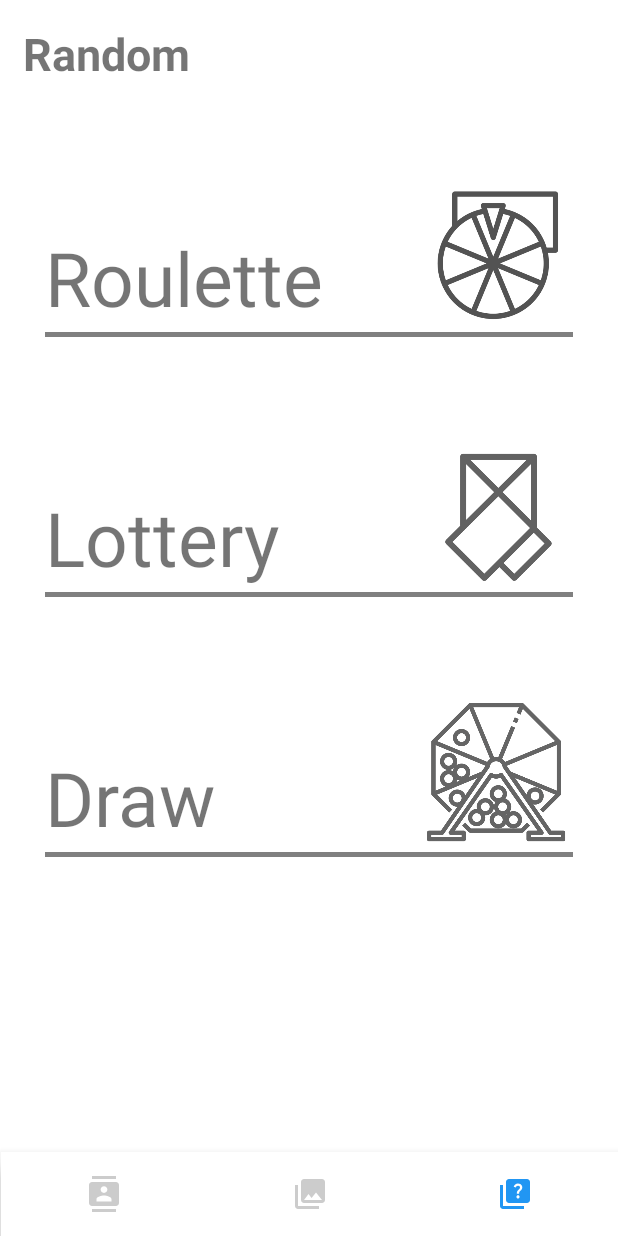
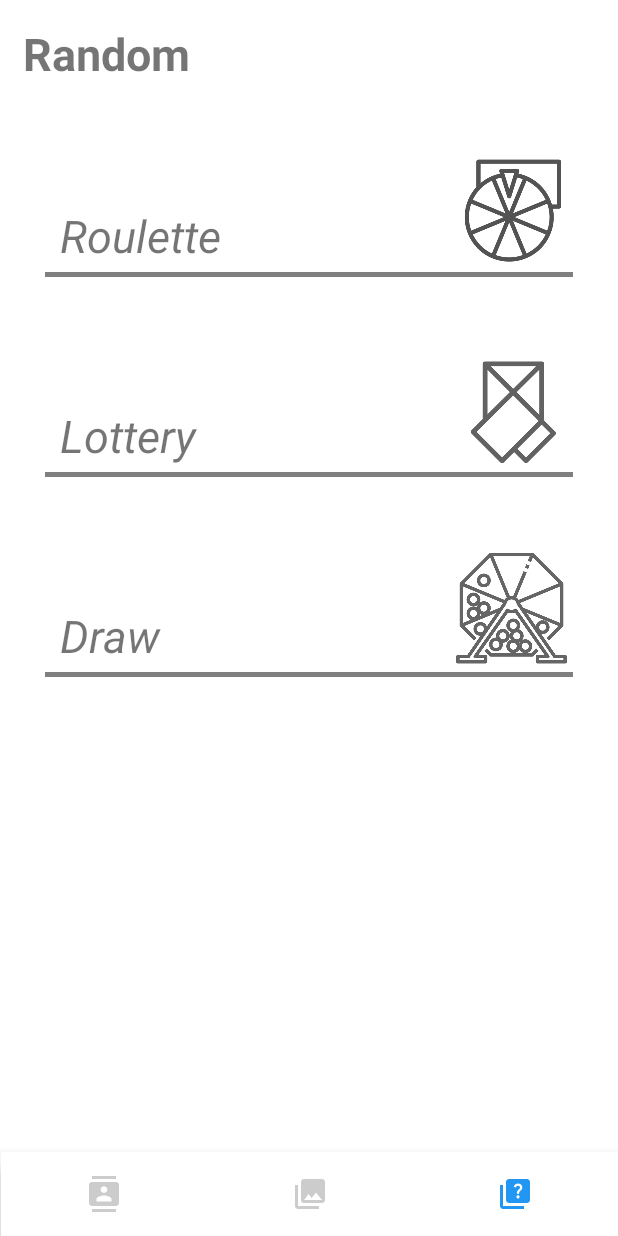
Before and after one commit to dewpe000/madcamp-Project-1, an Android app: the screen it shows after launch (MainActivity), item 3 of the bottom bar chosen, on a phone screen of 412 x 824 dp. Run offline under Robolectric (Android 15) with nearby library versions, the phone set to English and light mode, and no system bars.

Commit message:
edit layout

```diff
--- a/app/src/main/res/layout/tab3.xml
+++ b/app/src/main/res/layout/tab3.xml
@@ -33,19 +33,21 @@
                 android:id="@+id/tab3RL1"
                 android:layout_width="match_parent"
                 android:layout_height="wrap_content"
-                android:layout_marginTop="50dp"
+                android:layout_marginTop="30dp"
                 android:orientation="horizontal">
 
                 <TextView
                     android:layout_width="wrap_content"
                     android:layout_height="wrap_content"
-                    android:layout_marginTop="30dp"
+                    android:layout_marginStart="10dp"
+                    android:layout_marginTop="35dp"
                     android:text="Roulette"
-                    android:textSize="50sp" />
+                    android:textStyle="italic"
+                    android:textSize="30sp" />
 
                 <ImageView
-                    android:layout_width="100dp"
-                    android:layout_height="100dp"
+                    android:layout_width="80dp"
+                    android:layout_height="80dp"
                     android:layout_alignParentRight="true"
                     android:src="@drawable/icon_roulette" />
             </RelativeLayout>
@@ -62,19 +64,21 @@
                 android:id="@+id/tab3RL2"
                 android:layout_width="match_parent"
                 android:layout_height="wrap_content"
-                android:layout_marginTop="70dp"
+                android:layout_marginTop="50dp"
                 android:orientation="horizontal">
 
                 <TextView
                     android:layout_width="wrap_content"
                     android:layout_height="wrap_content"
-                    android:layout_marginTop="30dp"
+                    android:layout_marginStart="10dp"
+                    android:layout_marginTop="35dp"
                     android:text="Lottery"
-                    android:textSize="50sp" />
+                    android:textStyle="italic"
+                    android:textSize="30sp" />
 
                 <ImageView
-                    android:layout_width="100dp"
-                    android:layout_height="100dp"
+                    android:layout_width="80dp"
+                    android:layout_height="80dp"
                     android:layout_alignParentRight="true"
                     android:src="@drawable/icon_lottery" />
             </RelativeLayout>
@@ -91,19 +95,21 @@
                 android:id="@+id/tab3RL3"
                 android:layout_width="match_parent"
                 android:layout_height="wrap_content"
-                android:layout_marginTop="70dp"
+                android:layout_marginTop="50dp"
                 android:orientation="horizontal">
 
                 <TextView
                     android:layout_width="wrap_content"
                     android:layout_height="wrap_content"
-                    android:layout_marginTop="30dp"
+                    android:layout_marginTop="35dp"
+                    android:layout_marginStart="10dp"
                     android:text="Draw"
-                    android:textSize="50sp" />
+                    android:textStyle="italic"
+                    android:textSize="30sp" />
 
                 <ImageView
-                    android:layout_width="100dp"
-                    android:layout_height="100dp"
+                    android:layout_width="80dp"
+                    android:layout_height="80dp"
                     android:layout_alignParentRight="true"
                     android:src="@drawable/icon_draw" />
             </RelativeLayout>
```
